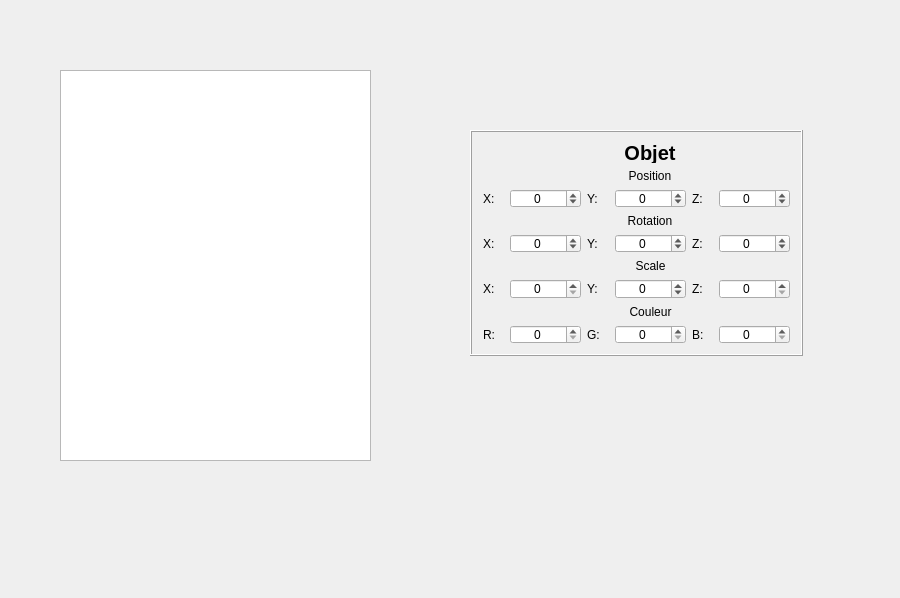
Qt form OpenGLFramework/UIQT/uiqt.ui (SamuelDaigle/OpenGLFramework) before a commit.
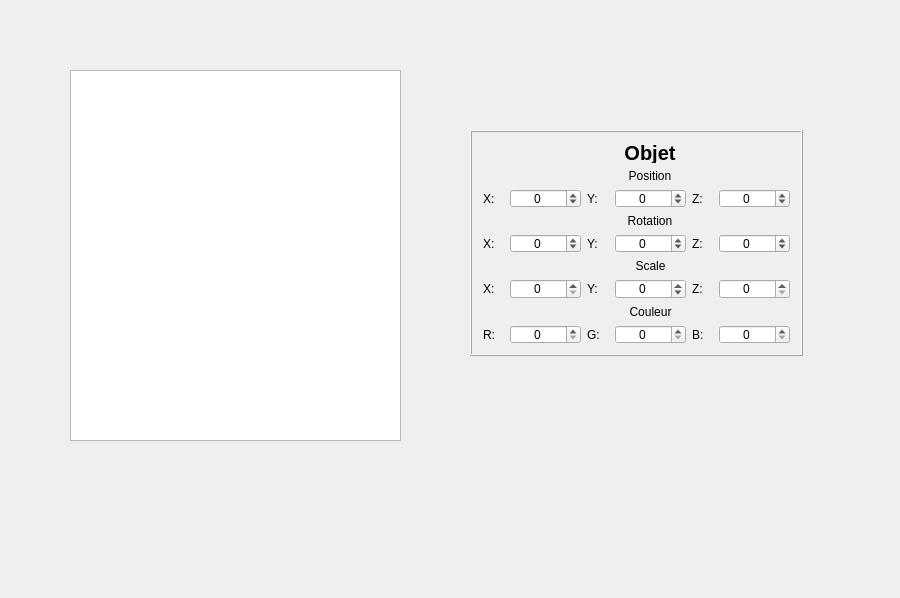
The same form after that commit.

```diff
--- a/OpenGLFramework/UIQT/uiqt.ui
+++ b/OpenGLFramework/UIQT/uiqt.ui
@@ -504,13 +504,13 @@
      </widget>
     </widget>
    </widget>
-   <widget class="QTreeView" name="hierarchyTreeView">
+   <widget class="QListWidget" name="listWidget">
     <property name="geometry">
      <rect>
-      <x>60</x>
+      <x>70</x>
       <y>70</y>
-      <width>311</width>
-      <height>391</height>
+      <width>331</width>
+      <height>371</height>
      </rect>
     </property>
    </widget>
```
Left out of the diff: 4 changed lines with no effect on the pictures.
